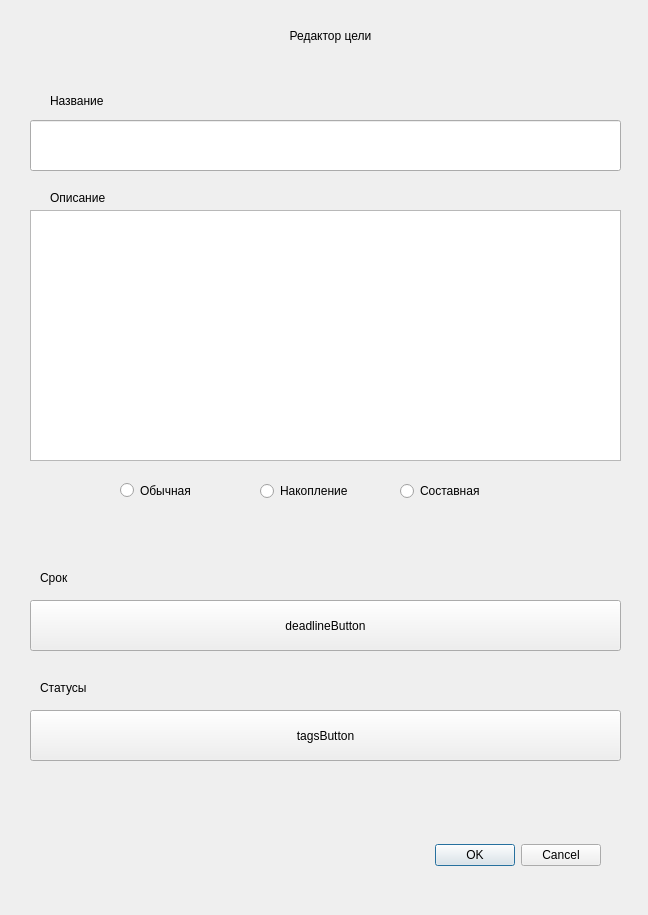
Old version of the form ToDos/goaledit.ui in the repository NekitD/sibsutis_09.03.01_IP_3_course_Visual_Programming_Course_Project.
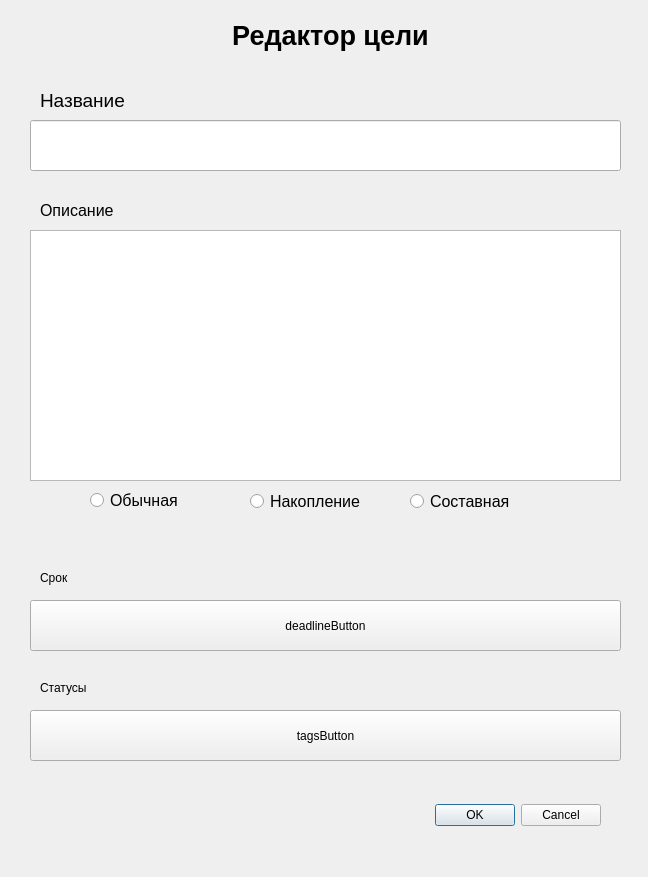
New version of the form.

Patch:
```diff
--- a/ToDos/goaledit.ui
+++ b/ToDos/goaledit.ui
@@ -7,7 +7,7 @@
     <x>0</x>
     <y>0</y>
     <width>648</width>
-    <height>915</height>
+    <height>877</height>
    </rect>
   </property>
   <property name="windowTitle">
@@ -17,7 +17,7 @@
    <property name="geometry">
     <rect>
      <x>60</x>
-     <y>820</y>
+     <y>780</y>
      <width>541</width>
      <height>71</height>
     </rect>
@@ -38,6 +38,13 @@
      <height>51</height>
     </rect>
    </property>
+   <property name="font">
+    <font>
+     <pointsize>20</pointsize>
+     <weight>75</weight>
+     <bold>true</bold>
+    </font>
+   </property>
    <property name="text">
     <string>Редактор цели</string>
    </property>
@@ -58,12 +65,17 @@
   <widget class="QLabel" name="label_2">
    <property name="geometry">
     <rect>
-     <x>50</x>
+     <x>40</x>
      <y>90</y>
-     <width>81</width>
+     <width>111</width>
      <height>21</height>
     </rect>
    </property>
+   <property name="font">
+    <font>
+     <pointsize>14</pointsize>
+    </font>
+   </property>
    <property name="text">
     <string>Название</string>
    </property>
@@ -72,7 +84,7 @@
    <property name="geometry">
     <rect>
      <x>30</x>
-     <y>210</y>
+     <y>230</y>
      <width>591</width>
      <height>251</height>
     </rect>
@@ -81,12 +93,17 @@
   <widget class="QLabel" name="label_3">
    <property name="geometry">
     <rect>
-     <x>50</x>
-     <y>190</y>
-     <width>81</width>
-     <height>16</height>
+     <x>40</x>
+     <y>200</y>
+     <width>111</width>
+     <height>21</height>
     </rect>
    </property>
+   <property name="font">
+    <font>
+     <pointsize>12</pointsize>
+    </font>
+   </property>
    <property name="text">
     <string>Описание</string>
    </property>
@@ -94,12 +111,17 @@
   <widget class="QRadioButton" name="radioButton">
    <property name="geometry">
     <rect>
-     <x>120</x>
-     <y>480</y>
-     <width>111</width>
+     <x>90</x>
+     <y>490</y>
+     <width>131</width>
      <height>21</height>
     </rect>
    </property>
+   <property name="font">
+    <font>
+     <pointsize>12</pointsize>
+    </font>
+   </property>
    <property name="text">
     <string>Обычная</string>
    </property>
@@ -107,12 +129,17 @@
   <widget class="QRadioButton" name="radioButton_2">
    <property name="geometry">
     <rect>
-     <x>260</x>
-     <y>480</y>
-     <width>97</width>
+     <x>250</x>
+     <y>490</y>
+     <width>151</width>
      <height>22</height>
     </rect>
    </property>
+   <property name="font">
+    <font>
+     <pointsize>12</pointsize>
+    </font>
+   </property>
    <property name="text">
     <string>Накопление</string>
    </property>
@@ -120,12 +147,17 @@
   <widget class="QRadioButton" name="radioButton_3">
    <property name="geometry">
     <rect>
-     <x>400</x>
-     <y>480</y>
-     <width>97</width>
+     <x>410</x>
+     <y>490</y>
+     <width>141</width>
      <height>22</height>
     </rect>
    </property>
+   <property name="font">
+    <font>
+     <pointsize>12</pointsize>
+    </font>
+   </property>
    <property name="text">
     <string>Составная</string>
    </property>
```
Left out of the diff: 32 changed lines with no effect on the pictures.
